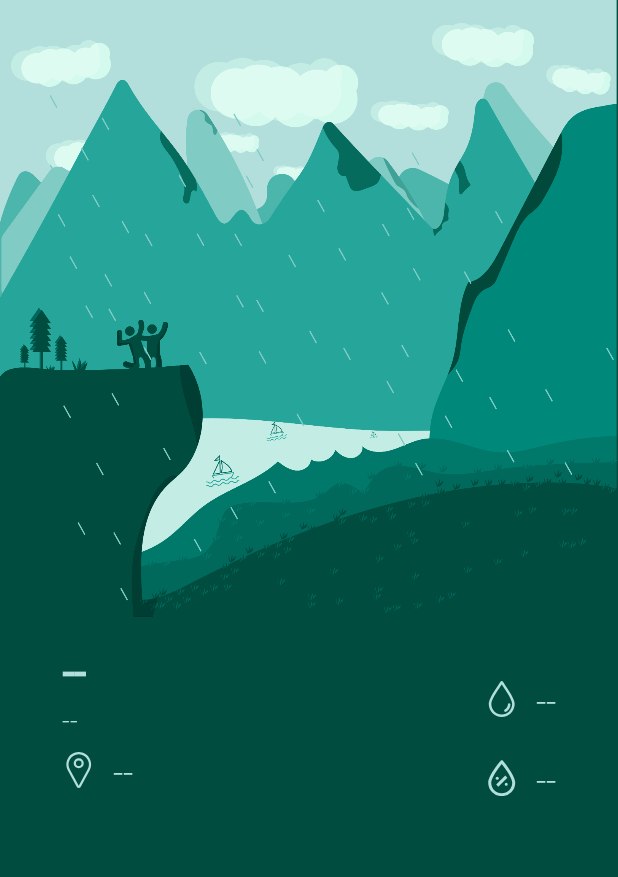
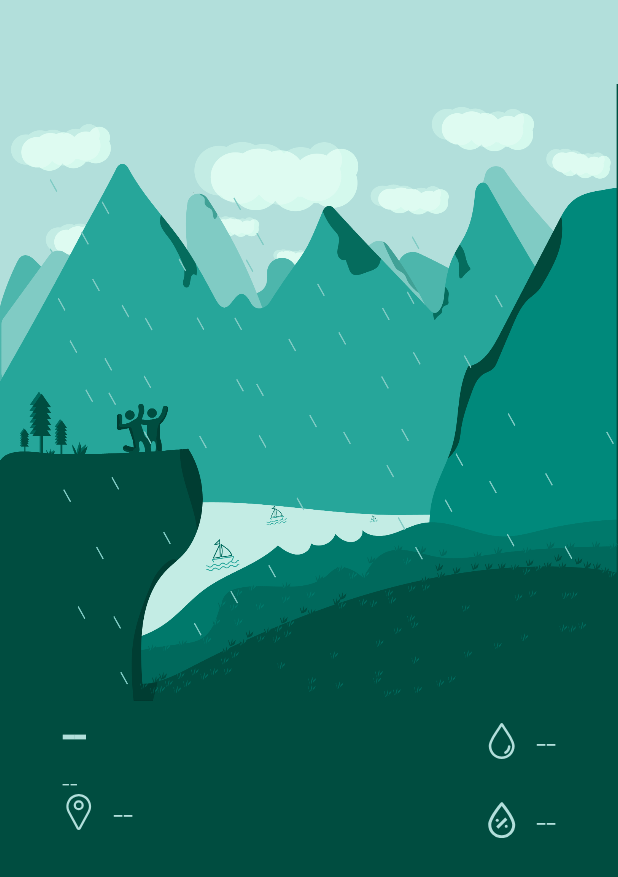
Before and after one commit to FireLord/Weathering, an Android app: the layout activity_rain.xml on its own in the app's theme, with its tools: preview values and no code run, on a phone screen of 412 x 824 dp. Shown: the top 877 px of the screen. Run offline under Robolectric (Android 15) with nearby library versions, the phone set to English and light mode, and no system bars.

Commit message:
app: switch to toolbar actionbar
* Changed font color of ActionBar
* Make first letter of City capital

Signed-off-by: FireLord <firelord.xda@gmail.com>

```diff
--- a/app/src/main/java/com/firelord/weathering/MainActivity.kt
+++ b/app/src/main/java/com/firelord/weathering/MainActivity.kt
@@ -43,7 +43,6 @@ class MainActivity : AppCompatActivity() {
                 Toast.makeText(this, "Please enter location", Toast.LENGTH_SHORT).show()
             }
         }
-        supportActionBar?.elevation = 0F
     }
 
     val apiService = OpenWeatherServiceApi()
--- a/app/src/main/java/com/firelord/weathering/Rain.kt
+++ b/app/src/main/java/com/firelord/weathering/Rain.kt
@@ -14,7 +14,7 @@ class Rain : AppCompatActivity() {
         val view = rainActivity.root
         setContentView(view)
 
-        supportActionBar?.elevation = 0F
+        setSupportActionBar(rainActivity.toolbar)
 
         val weatherInfo = intent.extras!!.getParcelable<WeatherModel>("weatherModel")
         rainActivity.tvTemp.text = weatherInfo!!.tvTemp
--- a/app/src/main/java/com/firelord/weathering/Snow.kt
+++ b/app/src/main/java/com/firelord/weathering/Snow.kt
@@ -14,7 +14,7 @@ class Snow : AppCompatActivity() {
         val view = snowActivity.root
         setContentView(view)
 
-        supportActionBar?.elevation = 0F
+        setSupportActionBar(snowActivity.toolbar)
 
         val weatherInfo = intent.extras!!.getParcelable<WeatherModel>("weatherModel")
         snowActivity.tvTemp.text = weatherInfo!!.tvTemp
--- a/app/src/main/java/com/firelord/weathering/Sunny.kt
+++ b/app/src/main/java/com/firelord/weathering/Sunny.kt
@@ -14,7 +14,7 @@ class Sunny : AppCompatActivity() {
         val view = sunnyActivity.root
         setContentView(view)
 
-        supportActionBar?.elevation = 0F
+        setSupportActionBar(sunnyActivity.toolbar)
 
         val weatherInfo = intent.extras!!.getParcelable<WeatherModel>("weatherModel")
         sunnyActivity.tvTemp.text = weatherInfo!!.tvTemp
--- a/app/src/main/res/layout/activity_main.xml
+++ b/app/src/main/res/layout/activity_main.xml
@@ -24,7 +24,7 @@
         android:fontFamily="@font/ubuntu"
         android:hint="Location"
         android:maxLength="10"
-        android:inputType="textPostalAddress"
+        android:inputType="textCapSentences"
         android:textColor="@color/girlGrey"
         android:textColorHint="@color/girlGrey"
         android:textSize="24sp"
--- a/app/src/main/res/layout/activity_rain.xml
+++ b/app/src/main/res/layout/activity_rain.xml
@@ -36,6 +36,17 @@
         android:orientation="horizontal"
         app:layout_constraintGuide_percent="0.6" />
 
+    <androidx.appcompat.widget.Toolbar
+        android:id="@+id/toolbar"
+        android:layout_width="match_parent"
+        android:layout_height="wrap_content"
+        android:background="?attr/colorPrimary"
+        android:minHeight="?attr/actionBarSize"
+        android:theme="@style/toolbarRain"
+        app:layout_constraintEnd_toEndOf="parent"
+        app:layout_constraintStart_toStartOf="parent"
+        app:layout_constraintTop_toTopOf="parent" />
+
     <ImageView
         android:id="@+id/ivBackground"
         android:layout_width="wrap_content"
@@ -43,9 +54,9 @@
         android:adjustViewBounds="true"
         app:layout_constraintBottom_toBottomOf="parent"
         app:layout_constraintEnd_toEndOf="parent"
-        app:layout_constraintHorizontal_bias="1.0"
+        app:layout_constraintHorizontal_bias="0.0"
         app:layout_constraintStart_toStartOf="parent"
-        app:layout_constraintTop_toTopOf="parent"
+        app:layout_constraintTop_toBottomOf="@+id/toolbar"
         app:layout_constraintVertical_bias="0.0"
         app:srcCompat="@drawable/rain" />
 
--- a/app/src/main/res/values/styles.xml
+++ b/app/src/main/res/values/styles.xml
@@ -1,6 +1,6 @@
 <resources>
     <!-- Base application theme. -->
-    <style name="Sunny" parent="Theme.MaterialComponents.Light.DarkActionBar">
+    <style name="Sunny" parent="Theme.MaterialComponents.Light.NoActionBar">
         <!-- Customize your theme here. -->
         <item name="colorPrimary">@color/colorSunnyLight</item>
         <item name="colorPrimaryDark">@color/colorSunnyLight</item>
@@ -8,7 +8,13 @@
         <item name="android:windowLightStatusBar">true</item>
     </style>
 
-    <style name="Rain" parent="Theme.MaterialComponents.Light.DarkActionBar">
+    <style name="toolbarSunny" parent="Sunny">
+        <item name="android:textColorPrimary">@color/colorSunnyDark</item>
+        <item name="android:fontFamily">@font/roboto</item>
+        <item name="android:paddingLeft">20dp</item>
+    </style>
+
+    <style name="Rain" parent="Theme.MaterialComponents.Light.NoActionBar">
         <!-- Customize your theme here. -->
         <item name="colorPrimary">@color/colorRainLight</item>
         <item name="colorPrimaryDark">@color/colorRainLight</item>
@@ -16,12 +22,24 @@
         <item name="android:windowLightStatusBar">true</item>
     </style>
 
-    <style name="Snow" parent="Theme.MaterialComponents.Light.DarkActionBar">
+    <style name="toolbarRain" parent="Rain">
+        <item name="android:textColorPrimary">@color/colorRainDark</item>
+        <item name="android:fontFamily">@font/roboto</item>
+        <item name="android:paddingLeft">20dp</item>
+    </style>
+
+    <style name="Snow" parent="Theme.MaterialComponents.Light.NoActionBar">
         <!-- Customize your theme here. -->
         <item name="colorPrimary">@color/colorSnowLight</item>
         <item name="colorPrimaryDark">@color/colorSnowLight</item>
         <item name="colorAccent">@color/colorSnowLight</item>
         <item name="android:windowLightStatusBar">true</item>
+    </style>
+
+    <style name="toolbarSnow" parent="Snow">
+        <item name="android:textColorPrimary">@color/colorSnowDark</item>
+        <item name="android:fontFamily">@font/roboto</item>
+        <item name="android:paddingLeft">20dp</item>
     </style>
 
     <style name="MainActivity" parent="Theme.MaterialComponents.Light.NoActionBar">
```
Also changed, not shown: app/src/main/res/layout/activity_snow.xml (+13 -2 lines), app/src/main/res/layout/activity_sunny.xml (+13 -2 lines).
